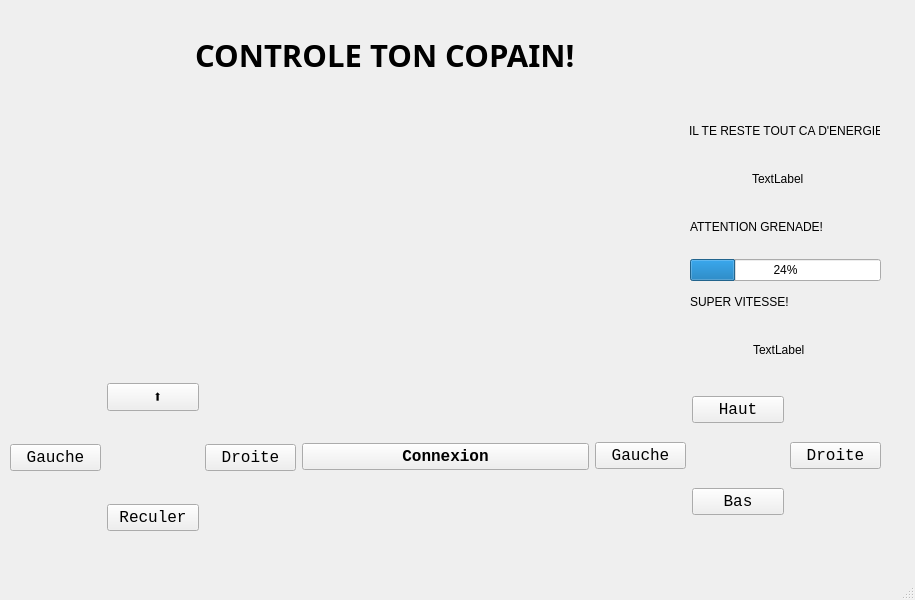
First picture: the form in Application/mainwindow.ui, repository LeBourguignon/WifiBot, before the edit.
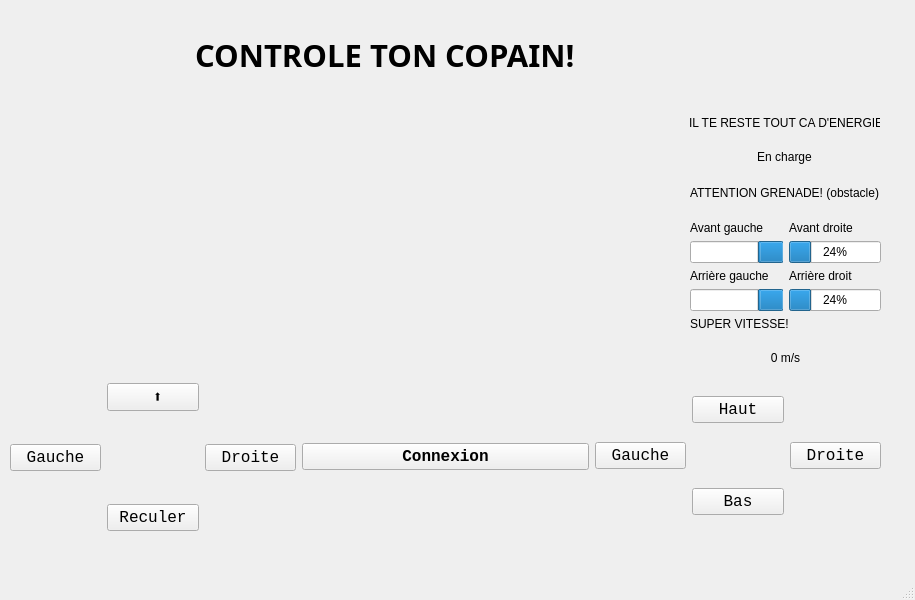
Second picture: the form after the edit.

Commit message: Connexion interface donné

Diff of the .ui file:
```diff
--- a/Application/mainwindow.ui
+++ b/Application/mainwindow.ui
@@ -246,7 +246,7 @@
       <x>689</x>
       <y>109</y>
       <width>191</width>
-      <height>91</height>
+      <height>61</height>
      </rect>
     </property>
     <layout class="QVBoxLayout" name="verticalLayout">
@@ -258,9 +258,12 @@
       </widget>
      </item>
      <item>
-      <widget class="QLabel" name="label_5">
+      <widget class="QLabel" name="battery">
        <property name="text">
-        <string>                   TextLabel</string>
+        <string>En charge</string>
+       </property>
+       <property name="alignment">
+        <set>Qt::AlignCenter</set>
        </property>
       </widget>
      </item>
@@ -270,25 +273,96 @@
     <property name="geometry">
      <rect>
       <x>690</x>
-      <y>200</y>
+      <y>170</y>
       <width>191</width>
-      <height>81</height>
+      <height>141</height>
      </rect>
     </property>
     <layout class="QVBoxLayout" name="verticalLayout_2">
      <item>
       <widget class="QLabel" name="label_3">
        <property name="text">
-        <string>ATTENTION GRENADE!</string>
+        <string>ATTENTION GRENADE! (obstacle)</string>
        </property>
       </widget>
      </item>
      <item>
-      <widget class="QProgressBar" name="progressBar">
-       <property name="value">
-        <number>24</number>
-       </property>
-      </widget>
+      <layout class="QGridLayout" name="gridLayout_6">
+       <item row="1" column="1">
+        <widget class="QProgressBar" name="sensorFR">
+         <property name="value">
+          <number>24</number>
+         </property>
+         <property name="alignment">
+          <set>Qt::AlignCenter</set>
+         </property>
+        </widget>
+       </item>
+       <item row="2" column="0">
+        <widget class="QLabel" name="label_7">
+         <property name="text">
+          <string>Arrière gauche</string>
+         </property>
+        </widget>
+       </item>
+       <item row="1" column="0">
+        <widget class="QProgressBar" name="sensorFL">
+         <property name="layoutDirection">
+          <enum>Qt::RightToLeft</enum>
+         </property>
+         <property name="value">
+          <number>24</number>
+         </property>
+         <property name="alignment">
+          <set>Qt::AlignCenter</set>
+         </property>
+        </widget>
+       </item>
+       <item row="0" column="0">
+        <widget class="QLabel" name="label_4">
+         <property name="text">
+          <string>Avant gauche</string>
+         </property>
+        </widget>
+       </item>
+       <item row="2" column="1">
+        <widget class="QLabel" name="label_8">
+         <property name="text">
+          <string>Arrière droit</string>
+         </property>
+        </widget>
+       </item>
+       <item row="0" column="1">
+        <widget class="QLabel" name="label_5">
+         <property name="text">
+          <string>Avant droite</string>
+         </property>
+        </widget>
+       </item>
+       <item row="3" column="0">
+        <widget class="QProgressBar" name="sensorBL">
+         <property name="layoutDirection">
+          <enum>Qt::RightToLeft</enum>
+         </property>
+         <property name="value">
+          <number>24</number>
+         </property>
+         <property name="alignment">
+          <set>Qt::AlignCenter</set>
+         </property>
+        </widget>
+       </item>
+       <item row="3" column="1">
+        <widget class="QProgressBar" name="sensorBR">
+         <property name="value">
+          <number>24</number>
+         </property>
+         <property name="alignment">
+          <set>Qt::AlignCenter</set>
+         </property>
+        </widget>
+       </item>
+      </layout>
      </item>
     </layout>
    </widget>
@@ -296,9 +370,9 @@
     <property name="geometry">
      <rect>
       <x>690</x>
-      <y>280</y>
+      <y>310</y>
       <width>191</width>
-      <height>91</height>
+      <height>61</height>
      </rect>
     </property>
     <layout class="QVBoxLayout" name="verticalLayout_3">
@@ -310,9 +384,12 @@
       </widget>
      </item>
      <item>
-      <widget class="QLabel" name="label_7">
+      <widget class="QLabel" name="speed">
        <property name="text">
-        <string>                   TextLabel</string>
+        <string>0 m/s</string>
+       </property>
+       <property name="alignment">
+        <set>Qt::AlignCenter</set>
        </property>
       </widget>
      </item>
```
Left out of the diff: 2 changed lines with no effect on the pictures. The commit also changes 1 other file.
